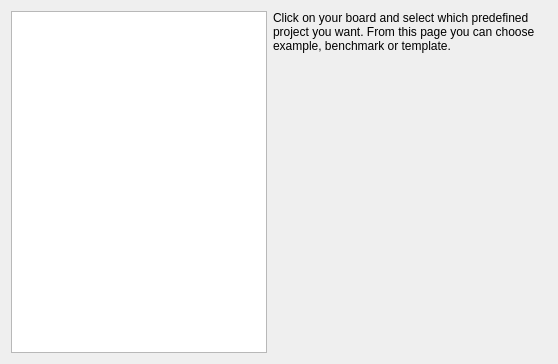
imby/STM32VLDiscovery_BeRTOS, file wizard/ui/board_select.ui: the form before one commit.
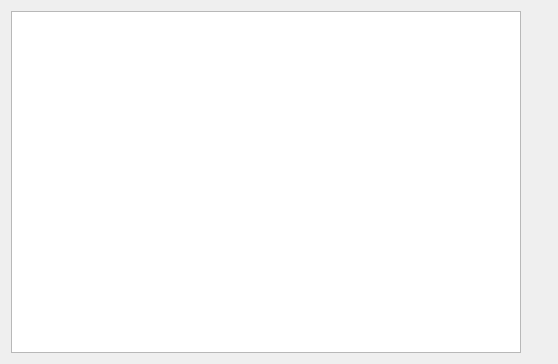
The form after the commit.

Commit message: Use list widget with boards sorted by the ord parameter (set it into the .spec file)

The edit to the form file:
```diff
--- a/wizard/ui/board_select.ui
+++ b/wizard/ui/board_select.ui
@@ -17,37 +17,29 @@
    <item>
     <layout class="QVBoxLayout" name="verticalLayout_2">
      <item>
-      <widget class="QTreeWidget" name="boardTree">
-       <property name="sizePolicy">
-        <sizepolicy hsizetype="Fixed" vsizetype="Expanding">
-         <horstretch>0</horstretch>
-         <verstretch>0</verstretch>
-        </sizepolicy>
-       </property>
-       <attribute name="headerVisible">
-        <bool>false</bool>
-       </attribute>
-       <column>
-        <property name="text">
-         <string notr="true">1</string>
-        </property>
-       </column>
-      </widget>
+      <widget class="QListWidget" name="boardList"/>
      </item>
     </layout>
    </item>
    <item>
-    <layout class="QVBoxLayout" name="verticalLayout" stretch="0,1">
+    <layout class="QVBoxLayout" name="verticalLayout">
      <item>
       <widget class="QLabel" name="descriptionLabel">
        <property name="text">
-        <string>Click on your board and select which predefined project you want. From this page you can choose example, benchmark or template.</string>
+        <string/>
        </property>
        <property name="wordWrap">
         <bool>true</bool>
        </property>
       </widget>
      </item>
+     <item>
+      <widget class="QLabel" name="imageLabel">
+       <property name="text">
+        <string/>
+       </property>
+      </widget>
+     </item>
      <item>
       <spacer name="verticalSpacer">
        <property name="orientation">
```
The commit also changes 1 other file.
